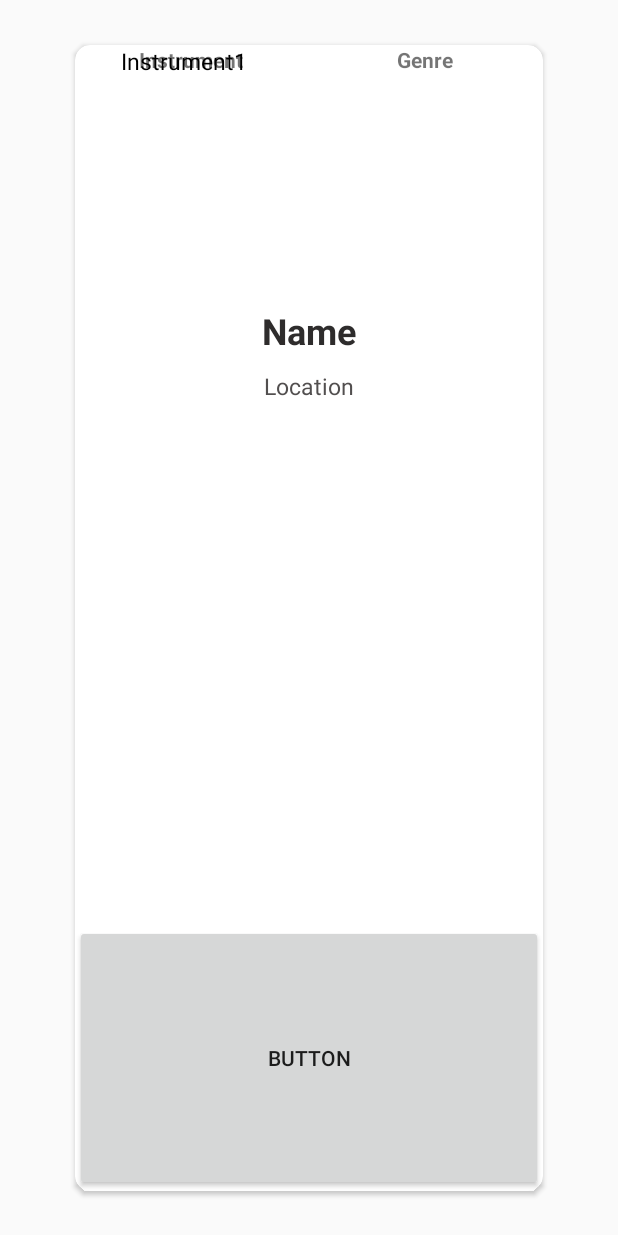
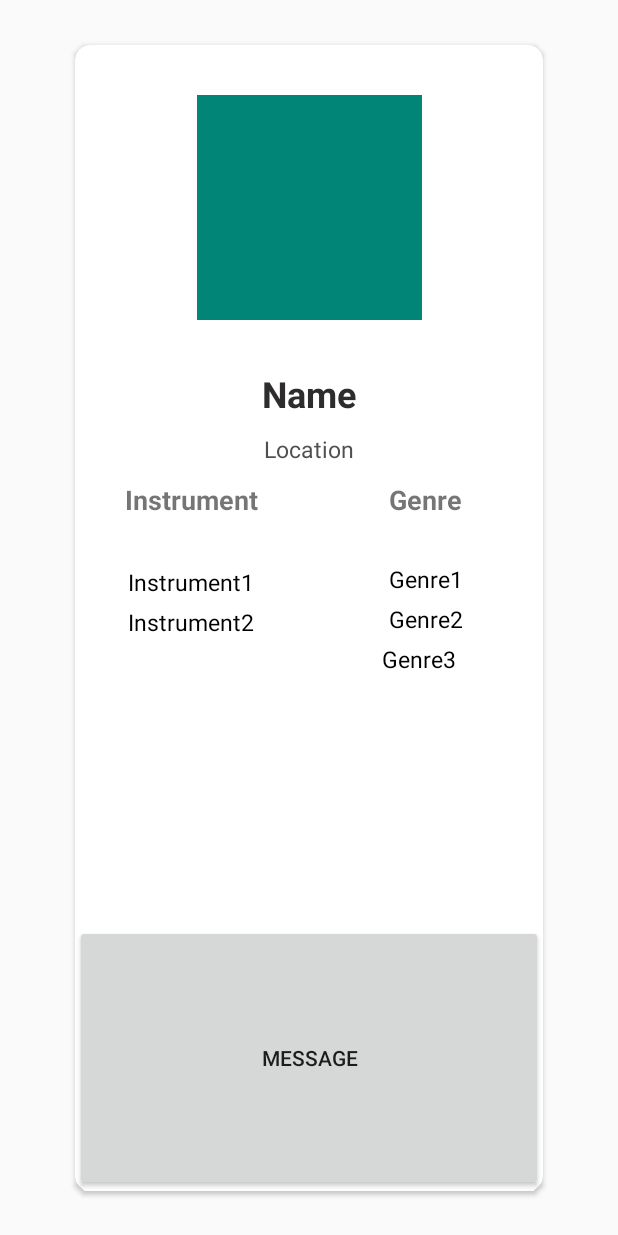
Before and after one commit to Oliverac28/FindMyBand, an Android app: the layout item.xml on its own in the app's theme, with its tools: preview values and no code run, on a phone screen of 412 x 824 dp. Run offline under Robolectric (Android 15) with nearby library versions, the phone set to English and light mode, and no system bars.

Commit message:
Fixed layout

```diff
--- a/app/src/main/res/layout/item.xml
+++ b/app/src/main/res/layout/item.xml
@@ -5,6 +5,7 @@
     android:layout_width="match_parent"
     android:layout_height="match_parent"
     android:layout_gravity="center"
+    android:background="#00792B2B"
     android:clipToPadding="false"
     android:orientation="vertical"
     android:outlineProvider="bounds"
@@ -21,6 +22,7 @@
         android:layout_margin="10dp"
         android:layout_marginTop="20dp"
         android:layout_marginBottom="20dp"
+        android:background="#00964949"
         android:elevation="5dp"
         app:cardCornerRadius="10dp">
 
@@ -28,6 +30,8 @@
             android:layout_width="match_parent"
             android:layout_height="match_parent"
             android:layout_gravity="bottom"
+            android:background="#00805252"
+            android:backgroundTint="#00292424"
             android:gravity="center"
             android:orientation="vertical">
 
@@ -35,12 +39,13 @@
                 android:id="@+id/image"
                 android:layout_width="150dp"
                 android:layout_height="150dp"
-                android:contentDescription="TODO"
+                android:contentDescription="@string/todo"
                 android:scaleType="centerCrop"
                 app:layout_constraintBottom_toTopOf="@+id/guideline5"
                 app:layout_constraintEnd_toEndOf="parent"
                 app:layout_constraintStart_toStartOf="parent"
-                app:layout_constraintTop_toTopOf="parent" />
+                app:layout_constraintTop_toTopOf="parent"
+                app:srcCompat="@color/colorPrimary" />
 
             <TextView
                 android:id="@+id/name"
@@ -74,66 +79,81 @@
                 android:id="@+id/primaryInstrument"
                 android:layout_width="wrap_content"
                 android:layout_height="wrap_content"
-                android:paddingEnd="10sp"
-                android:text="Instrument1"
+                android:layout_marginTop="32dp"
+                android:text="@string/instrument1"
                 android:textColor="@android:color/black"
                 android:textSize="15sp"
                 app:layout_constraintEnd_toStartOf="@+id/guideline7"
                 app:layout_constraintStart_toStartOf="parent"
-                tools:layout_editor_absoluteY="334dp" />
+                app:layout_constraintTop_toBottomOf="@+id/textView3" />
 
             <TextView
                 android:id="@+id/secondaryInstrument"
-                android:layout_width="match_parent"
-                android:layout_height="match_parent"
-                android:paddingStart="10sp"
+                android:layout_width="wrap_content"
+                android:layout_height="wrap_content"
+                android:layout_marginTop="5dp"
+                android:text="@string/instrument2"
+                android:textAlignment="center"
+                android:textColor="@android:color/black"
+                android:textSize="15sp"
+                app:layout_constraintEnd_toStartOf="@+id/guideline7"
+                app:layout_constraintStart_toStartOf="parent"
+                app:layout_constraintTop_toBottomOf="@+id/primaryInstrument" />
+
+            <TextView
+                android:id="@+id/genreOne"
+                android:layout_width="wrap_content"
+                android:layout_height="wrap_content"
+                android:layout_marginTop="30dp"
+                android:layout_marginBottom="5dp"
+                android:text="@string/genre1"
+                android:textAlignment="center"
                 android:textColor="@android:color/black"
                 android:textSize="15sp"
                 app:layout_constraintEnd_toEndOf="parent"
-                app:layout_constraintStart_toStartOf="parent"
-                app:layout_constraintTop_toTopOf="@+id/location" />
+                app:layout_constraintStart_toStartOf="@+id/guideline7"
+                app:layout_constraintTop_toBottomOf="@+id/textView4" />
 
             <TextView
-                android:id="@+id/genreOne"
-                android:layout_width="match_parent"
-                android:layout_height="match_parent"
+                android:id="@+id/genreTwo"
+                android:layout_width="wrap_content"
+                android:layout_height="wrap_content"
+                android:layout_marginTop="5dp"
+                android:layout_marginBottom="5dp"
+                android:text="@string/genre2"
+                android:textAlignment="center"
+                android:textColor="@android:color/black"
+                android:textSize="15sp"
+                app:layout_constraintBottom_toTopOf="@+id/genreThree"
+                app:layout_constraintEnd_toEndOf="parent"
+                app:layout_constraintStart_toStartOf="@+id/guideline7"
+                app:layout_constraintTop_toBottomOf="@+id/genreOne" />
+
+            <TextView
+                android:id="@+id/genreThree"
+                android:layout_width="wrap_content"
+                android:layout_height="wrap_content"
+                android:layout_marginTop="5dp"
                 android:paddingEnd="10sp"
+                android:text="@string/genre3"
+                android:textAlignment="center"
                 android:textColor="@android:color/black"
                 android:textSize="15sp"
                 app:layout_constraintEnd_toEndOf="parent"
-                app:layout_constraintStart_toStartOf="parent"
-                app:layout_constraintTop_toTopOf="@+id/primaryInstrument" />
-
-            <TextView
-                android:id="@+id/genreTwo"
-                android:layout_width="match_parent"
-                android:layout_height="match_parent"
-                android:paddingStart="10sp"
-                android:textColor="@android:color/black"
-                android:textSize="15sp"
-                app:layout_constraintEnd_toStartOf="@+id/genreThree"
-                app:layout_constraintStart_toStartOf="parent"
-                app:layout_constraintTop_toTopOf="@+id/secondaryInstrument" />
-
-            <TextView
-                android:id="@+id/genreThree"
-                android:layout_width="match_parent"
-                android:layout_height="match_parent"
-                android:paddingEnd="10sp"
-                android:textColor="@android:color/black"
-                android:textSize="15sp"
-                app:layout_constraintEnd_toEndOf="parent"
-                app:layout_constraintStart_toEndOf="@+id/genre2"
-                app:layout_constraintTop_toTopOf="@+id/genreOne"
+                app:layout_constraintStart_toStartOf="@+id/guideline7"
+                app:layout_constraintTop_toBottomOf="@+id/genreTwo"
                 tools:ignore="UnknownId" />
 
             <TextView
                 android:id="@+id/bio"
                 android:layout_width="match_parent"
-                android:layout_height="match_parent"
+                android:layout_height="70dp"
+                android:layout_marginTop="5dp"
+                android:layout_marginBottom="15dp"
+                android:textAlignment="textStart"
                 android:textColor="#C66D6666"
-                android:textSize="15sp"
-                app:layout_constraintBottom_toBottomOf="parent"
+                android:textSize="20sp"
+                app:layout_constraintBottom_toTopOf="@+id/guideline6"
                 app:layout_constraintEnd_toEndOf="parent"
                 app:layout_constraintHorizontal_bias="0.0"
                 app:layout_constraintStart_toStartOf="parent" />
@@ -142,18 +162,19 @@
                 android:id="@+id/textView4"
                 android:layout_width="wrap_content"
                 android:layout_height="wrap_content"
-                android:text="Genre"
+                android:text="@string/genre"
+                android:textSize="18sp"
                 android:textStyle="bold"
                 app:layout_constraintEnd_toEndOf="parent"
                 app:layout_constraintStart_toStartOf="@+id/guideline7"
-                tools:layout_editor_absoluteY="283dp" />
+                app:layout_constraintTop_toTopOf="@+id/guideline8" />
 
             <androidx.constraintlayout.widget.Guideline
                 android:id="@+id/guideline5"
                 android:layout_width="wrap_content"
                 android:layout_height="wrap_content"
                 android:orientation="horizontal"
-                app:layout_constraintGuide_begin="174dp" />
+                app:layout_constraintGuide_begin="216dp" />
 
             <androidx.constraintlayout.widget.Guideline
                 android:id="@+id/guideline6"
@@ -177,20 +198,29 @@
                 android:layout_width="wrap_content"
                 android:layout_height="wrap_content"
                 android:text="Instrument"
+                android:textSize="18sp"
                 android:textStyle="bold"
                 app:layout_constraintEnd_toStartOf="@+id/guideline7"
                 app:layout_constraintStart_toStartOf="parent"
-                tools:layout_editor_absoluteY="283dp" />
+                app:layout_constraintTop_toTopOf="@+id/guideline8" />
 
             <Button
                 android:id="@+id/messageBtn"
                 android:layout_width="0dp"
                 android:layout_height="0dp"
-                android:text="Button"
-                app:layout_constraintBottom_toBottomOf="@+id/secondaryInstrument"
+                android:text="@string/message"
+                app:layout_constraintBottom_toBottomOf="parent"
                 app:layout_constraintEnd_toEndOf="parent"
                 app:layout_constraintStart_toStartOf="parent"
                 app:layout_constraintTop_toTopOf="@+id/guideline6" />
+
+            <androidx.constraintlayout.widget.Guideline
+                android:id="@+id/guideline8"
+                android:layout_width="wrap_content"
+                android:layout_height="wrap_content"
+                android:orientation="horizontal"
+                app:layout_constraintGuide_begin="291dp" />
+
 
         </androidx.constraintlayout.widget.ConstraintLayout>
 
--- a/app/src/main/res/values/strings.xml
+++ b/app/src/main/res/values/strings.xml
@@ -9,5 +9,13 @@
     <string name="name">Name</string>
     <string name="location">Location</string>
     <string name="last_name">Last Name</string>
+    <string name="todo">TODO</string>
+    <string name="instrument1">Instrument1</string>
+    <string name="instrument2">Instrument2</string>
+    <string name="genre1">Genre1</string>
+    <string name="genre2">Genre2</string>
+    <string name="genre3">Genre3</string>
+    <string name="genre">Genre</string>
+    <string name="message">Message</string>
 
 </resources>
```
Also changed, not shown: app/src/main/res/drawable/IMG_0303.jpeg (added).
